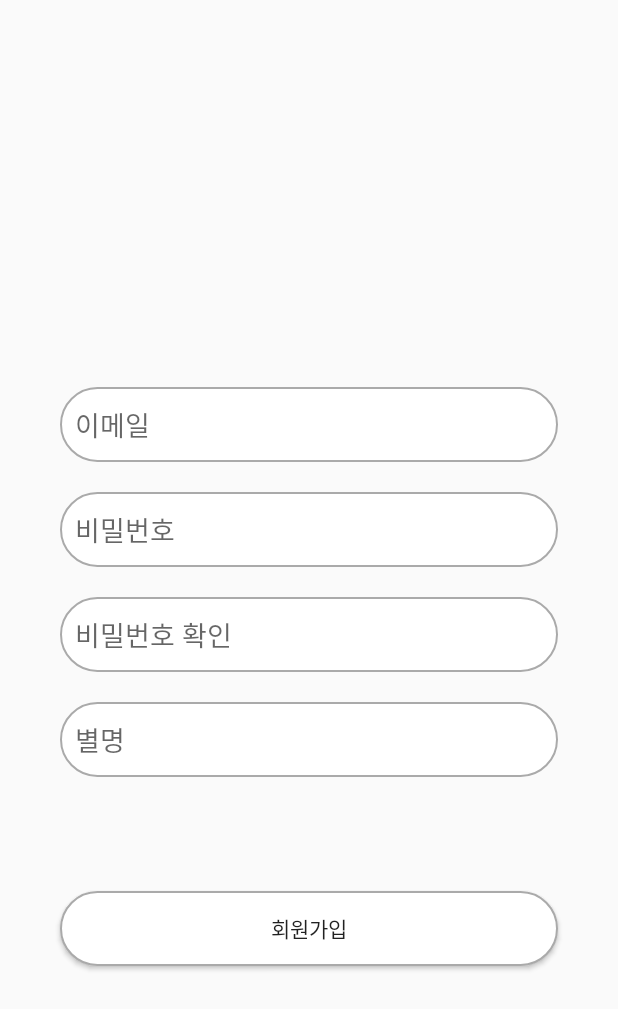
After one commit to dev-damdam/healing-message-android, an Android app: the RegisterActivity screen opened directly, with no data from a screen before it, on a phone screen of 412 x 824 dp. The commit adds this screen. Shown: the top 1009 px of the screen. Run offline under Robolectric (Android 15) with nearby library versions, the phone set to English and light mode, and no system bars.

Commit message:
add register activity

```diff
--- a/app/src/main/AndroidManifest.xml
+++ b/app/src/main/AndroidManifest.xml
@@ -9,6 +9,9 @@
         android:roundIcon="@mipmap/ic_launcher_round"
         android:supportsRtl="true"
         android:theme="@style/AppTheme">
+        <activity
+            android:name=".account.RegisterActivity"
+            android:exported="false" />
         <activity
             android:name=".MainActivity"
             android:exported="false" />
--- a/app/src/main/java/com/example/healingmessage/account/LoginActivity.kt
+++ b/app/src/main/java/com/example/healingmessage/account/LoginActivity.kt
@@ -37,6 +37,7 @@ class LoginActivity : AppCompatActivity() {
 
         binding.textviewRegister.setOnClickListener {
             //intent register activity
+            register()
         }
     }
 
@@ -47,7 +48,7 @@ class LoginActivity : AppCompatActivity() {
             if(task.isSuccessful) {
                 if(FirebaseBaseSingleton.getInstance().checkEmailVerified() == true) {
                     val intent = Intent(this, MainActivity::class.java)
-                    intent.flags = Intent.FLAG_ACTIVITY_NO_ANIMATION
+                    intent.flags = Intent.FLAG_ACTIVITY_NO_HISTORY
                     startActivity(intent)
                 } else {
                     Toast.makeText(this, "이메일 인증을 해주세요.", Toast.LENGTH_SHORT).show()
@@ -55,4 +56,10 @@ class LoginActivity : AppCompatActivity() {
             }
         }
     }
+
+    private fun register() {
+        val intent = Intent(this, RegisterActivity::class.java)
+        intent.flags = Intent.FLAG_ACTIVITY_NO_HISTORY
+        startActivity(intent)
+    }
 }
--- /dev/null
+++ b/app/src/main/java/com/example/healingmessage/account/RegisterActivity.kt
@@ -0,0 +1,34 @@
+package com.example.healingmessage.account
+
+import android.content.Intent
+import androidx.appcompat.app.AppCompatActivity
+import android.os.Bundle
+import com.example.healingmessage.MainActivity
+import com.example.healingmessage.R
+import com.example.healingmessage.databinding.ActivityRegisterBinding
+
+class RegisterActivity : AppCompatActivity() {
+    private lateinit var binding : ActivityRegisterBinding
+    override fun onCreate(savedInstanceState: Bundle?) {
+        super.onCreate(savedInstanceState)
+        setContentView(R.layout.activity_register)
+
+        binding = ActivityRegisterBinding.inflate(layoutInflater)
+        setContentView(binding.root)
+
+        setButtonClickEventListener()
+    }
+
+    private fun setButtonClickEventListener() {
+        binding.buttonRegister.setOnClickListener {
+            startMainActivity()
+        }
+    }
+
+    private fun startMainActivity() {
+        //FirebaseDataBaseSingleton.getInstance().register(this, "dev.sodam@gmail.com", "test123!")
+        val intent = Intent(this, MainActivity::class.java)
+        intent.flags = Intent.FLAG_ACTIVITY_NEW_TASK
+        startActivity(intent)
+    }
+}
--- /dev/null
+++ b/app/src/main/res/layout/activity_register.xml
@@ -0,0 +1,95 @@
+<?xml version="1.0" encoding="utf-8"?>
+<androidx.constraintlayout.widget.ConstraintLayout xmlns:android="http://schemas.android.com/apk/res/android"
+    xmlns:app="http://schemas.android.com/apk/res-auto"
+    xmlns:tools="http://schemas.android.com/tools"
+    android:layout_width="match_parent"
+    android:layout_height="match_parent"
+    tools:context=".account.LoginActivity">
+
+
+    <Button
+        android:id="@+id/button_register"
+        android:layout_width="332dp"
+        android:layout_height="50dp"
+        android:layout_marginStart="61dp"
+        android:layout_marginEnd="61dp"
+        android:layout_marginBottom="180dp"
+        android:background="@drawable/round_square_border"
+        android:text="회원가입"
+        app:layout_constraintBottom_toBottomOf="parent"
+        app:layout_constraintEnd_toEndOf="parent"
+        app:layout_constraintHorizontal_bias="0.511"
+        app:layout_constraintStart_toStartOf="parent" />
+
+    <EditText
+        android:id="@+id/edittext_user_email"
+        android:layout_width="332dp"
+        android:layout_height="50dp"
+        android:layout_marginStart="40dp"
+        android:layout_marginEnd="40dp"
+        android:layout_marginBottom="20dp"
+        android:background="@drawable/round_square_border"
+        android:ems="10"
+        android:hint="이메일"
+        android:inputType="text"
+        android:paddingLeft="10dp"
+        app:layout_constraintBottom_toTopOf="@+id/edittext_user_password"
+        app:layout_constraintEnd_toEndOf="parent"
+        app:layout_constraintHorizontal_bias="0.0"
+        app:layout_constraintStart_toStartOf="parent" />
+
+    <EditText
+        android:id="@+id/edittext_user_nickname"
+        android:layout_width="332dp"
+        android:layout_height="50dp"
+        android:layout_marginStart="40dp"
+        android:layout_marginEnd="40dp"
+        android:layout_marginBottom="76dp"
+        android:background="@drawable/round_square_border"
+        android:ems="10"
+        android:hint="별명"
+        android:inputType="textPassword"
+        android:paddingLeft="10dp"
+        app:layout_constraintBottom_toTopOf="@+id/button_register"
+        app:layout_constraintEnd_toEndOf="parent"
+        app:layout_constraintHorizontal_bias="0.0"
+        app:layout_constraintStart_toStartOf="parent"
+        tools:ignore="SpeakableTextPresentCheck" />
+
+    <EditText
+        android:id="@+id/edittext_user_password"
+        android:layout_width="332dp"
+        android:layout_height="50dp"
+        android:layout_marginStart="40dp"
+        android:layout_marginEnd="40dp"
+        android:layout_marginBottom="20dp"
+        android:background="@drawable/round_square_border"
+        android:ems="10"
+        android:hint="비밀번호"
+        android:inputType="textPassword"
+        android:paddingLeft="10dp"
+        app:layout_constraintBottom_toTopOf="@+id/edittext_user_password_check"
+        app:layout_constraintEnd_toEndOf="parent"
+        app:layout_constraintHorizontal_bias="0.0"
+        app:layout_constraintStart_toStartOf="parent"
+        tools:ignore="SpeakableTextPresentCheck" />
+
+    <EditText
+        android:id="@+id/edittext_user_password_check"
+        android:layout_width="332dp"
+        android:layout_height="50dp"
+        android:layout_marginStart="40dp"
+        android:layout_marginEnd="40dp"
+        android:layout_marginBottom="20dp"
+        android:background="@drawable/round_square_border"
+        android:ems="10"
+        android:hint="비밀번호 확인"
+        android:inputType="textPassword"
+        android:paddingLeft="10dp"
+        app:layout_constraintBottom_toTopOf="@+id/edittext_user_nickname"
+        app:layout_constraintEnd_toEndOf="parent"
+        app:layout_constraintHorizontal_bias="0.0"
+        app:layout_constraintStart_toStartOf="parent"
+        tools:ignore="SpeakableTextPresentCheck" />
+
+</androidx.constraintlayout.widget.ConstraintLayout>
```
